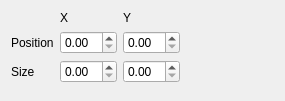
The window that transform.ui (Hugo-Bo-Diaz/QTclass) describes before a commit, drawn with Qt 5.
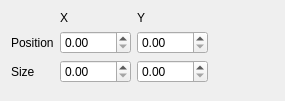
The same window after the commit.

The edit to the form file:
```diff
--- a/transform.ui
+++ b/transform.ui
@@ -15,10 +15,18 @@
   </property>
   <layout class="QGridLayout" name="gridLayout">
    <item row="2" column="1">
-    <widget class="QDoubleSpinBox" name="RotXSpinBox"/>
+    <widget class="QDoubleSpinBox" name="RotXSpinBox">
+     <property name="maximum">
+      <double>9999.989999999999782</double>
+     </property>
+    </widget>
    </item>
    <item row="1" column="2">
-    <widget class="QDoubleSpinBox" name="PosYSpinBox"/>
+    <widget class="QDoubleSpinBox" name="PosYSpinBox">
+     <property name="maximum">
+      <double>9999.989999999999782</double>
+     </property>
+    </widget>
    </item>
    <item row="2" column="0">
     <widget class="QLabel" name="rotationLabel">
@@ -41,10 +49,18 @@
     </spacer>
    </item>
    <item row="1" column="1">
-    <widget class="QDoubleSpinBox" name="PosXSpinBox"/>
+    <widget class="QDoubleSpinBox" name="PosXSpinBox">
+     <property name="maximum">
+      <double>9999.989999999999782</double>
+     </property>
+    </widget>
    </item>
    <item row="2" column="2">
-    <widget class="QDoubleSpinBox" name="RotYSpinBox"/>
+    <widget class="QDoubleSpinBox" name="RotYSpinBox">
+     <property name="maximum">
+      <double>9999.989999999999782</double>
+     </property>
+    </widget>
    </item>
    <item row="1" column="3">
     <spacer name="horizontalSpacer_4">
```
